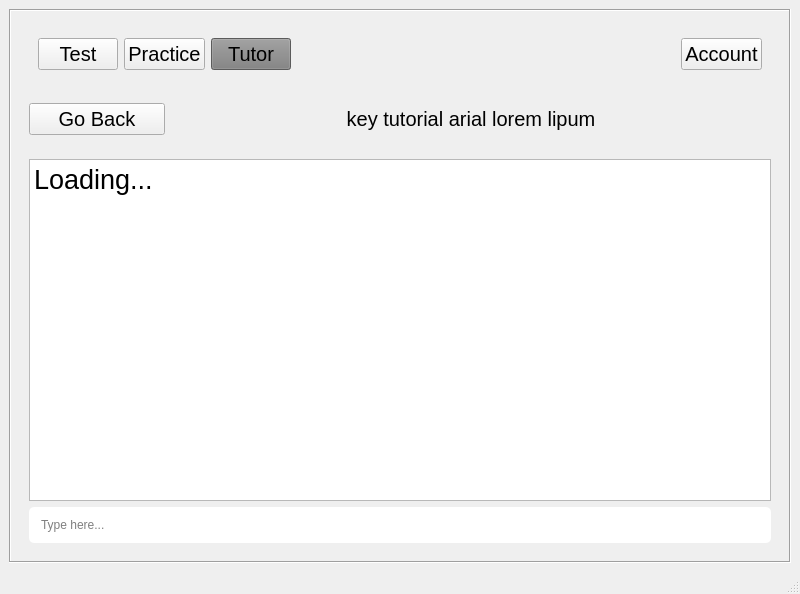
First picture: the form in key_tutor.ui, repository Prakash5209/typing_tutor, before the edit.
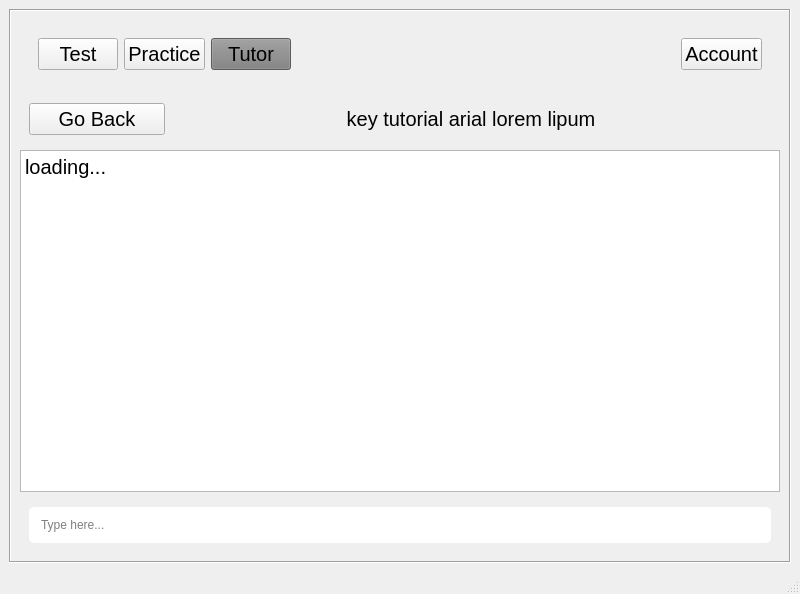
Second picture: the form after the edit.

Diff of the .ui file:
```diff
--- a/key_tutor.ui
+++ b/key_tutor.ui
@@ -38,6 +38,29 @@
         </rect>
        </property>
        <layout class="QGridLayout" name="gridLayout_5">
+        <item row="3" column="0">
+         <widget class="QFrame" name="frame_4">
+          <property name="frameShape">
+           <enum>QFrame::NoFrame</enum>
+          </property>
+          <property name="frameShadow">
+           <enum>QFrame::Plain</enum>
+          </property>
+          <layout class="QGridLayout" name="gridLayout_2">
+           <item row="0" column="0">
+            <widget class="QLineEdit" name="lineEdit">
+             <property name="styleSheet">
+              <string notr="true">padding:10px;
+border-radius:5px;</string>
+             </property>
+             <property name="placeholderText">
+              <string>Type here...</string>
+             </property>
+            </widget>
+           </item>
+          </layout>
+         </widget>
+        </item>
         <item row="0" column="0">
          <widget class="QFrame" name="frame_3">
           <property name="frameShape">
@@ -193,37 +216,14 @@
          </widget>
         </item>
         <item row="2" column="0">
-         <widget class="QFrame" name="frame_4">
-          <property name="frameShape">
-           <enum>QFrame::NoFrame</enum>
-          </property>
-          <property name="frameShadow">
-           <enum>QFrame::Plain</enum>
-          </property>
-          <layout class="QGridLayout" name="gridLayout_2">
-           <item row="0" column="0">
-            <widget class="QTextEdit" name="textEdit">
-             <property name="html">
-              <string>&lt;!DOCTYPE HTML PUBLIC &quot;-//W3C//DTD HTML 4.0//EN&quot; &quot;http://www.w3.org/TR/REC-html40/strict.dtd&quot;&gt;
+         <widget class="QTextBrowser" name="textBrowser">
+          <property name="html">
+           <string>&lt;!DOCTYPE HTML PUBLIC &quot;-//W3C//DTD HTML 4.0//EN&quot; &quot;http://www.w3.org/TR/REC-html40/strict.dtd&quot;&gt;
 &lt;html&gt;&lt;head&gt;&lt;meta name=&quot;qrichtext&quot; content=&quot;1&quot; /&gt;&lt;style type=&quot;text/css&quot;&gt;
 p, li { white-space: pre-wrap; }
 &lt;/style&gt;&lt;/head&gt;&lt;body style=&quot; font-family:'Ubuntu'; font-size:15pt; font-weight:400; font-style:normal;&quot;&gt;
-&lt;p style=&quot; margin-top:0px; margin-bottom:0px; margin-left:0px; margin-right:0px; -qt-block-indent:0; text-indent:0px;&quot;&gt;&lt;span style=&quot; font-size:20pt;&quot;&gt;Loading...&lt;/span&gt;&lt;/p&gt;&lt;/body&gt;&lt;/html&gt;</string>
-             </property>
-            </widget>
-           </item>
-           <item row="1" column="0">
-            <widget class="QLineEdit" name="lineEdit">
-             <property name="styleSheet">
-              <string notr="true">padding:10px;
-border-radius:5px;</string>
-             </property>
-             <property name="placeholderText">
-              <string>Type here...</string>
-             </property>
-            </widget>
-           </item>
-          </layout>
+&lt;p style=&quot; margin-top:0px; margin-bottom:0px; margin-left:0px; margin-right:0px; -qt-block-indent:0; text-indent:0px;&quot;&gt;loading...&lt;/p&gt;&lt;/body&gt;&lt;/html&gt;</string>
+          </property>
          </widget>
         </item>
        </layout>
```
Left out of the diff: 2 changed lines with no effect on the pictures.
